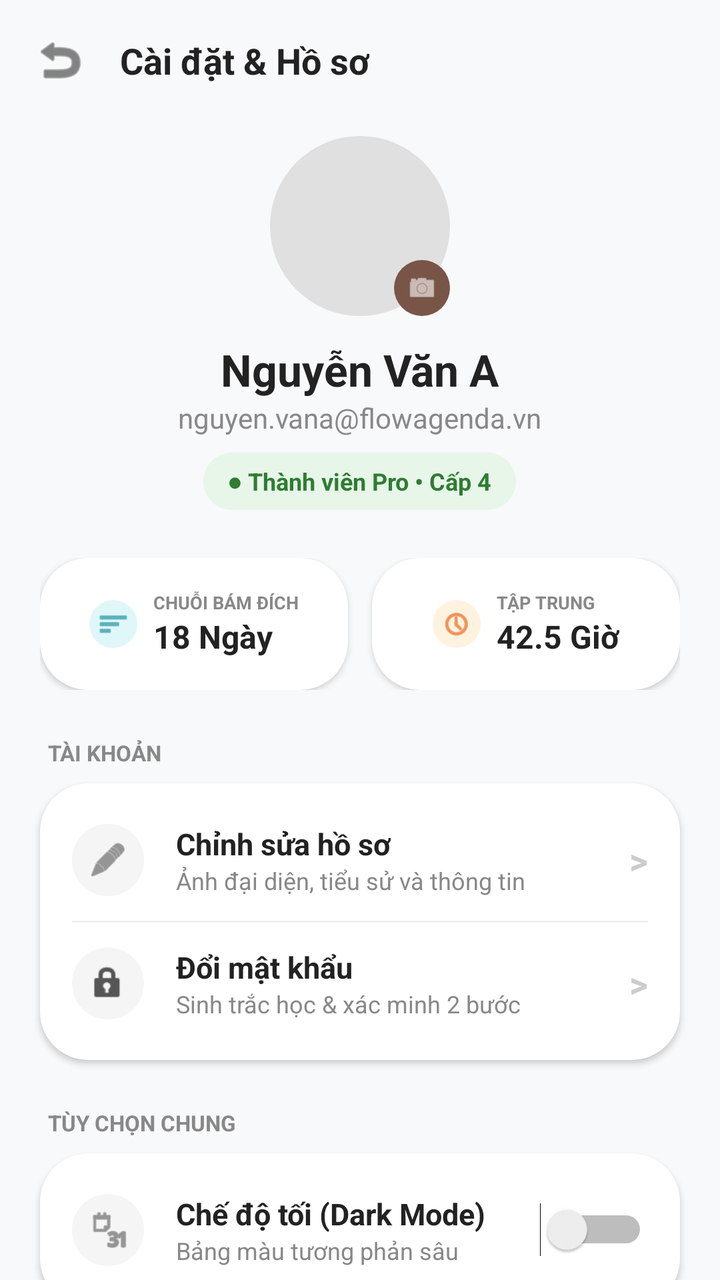
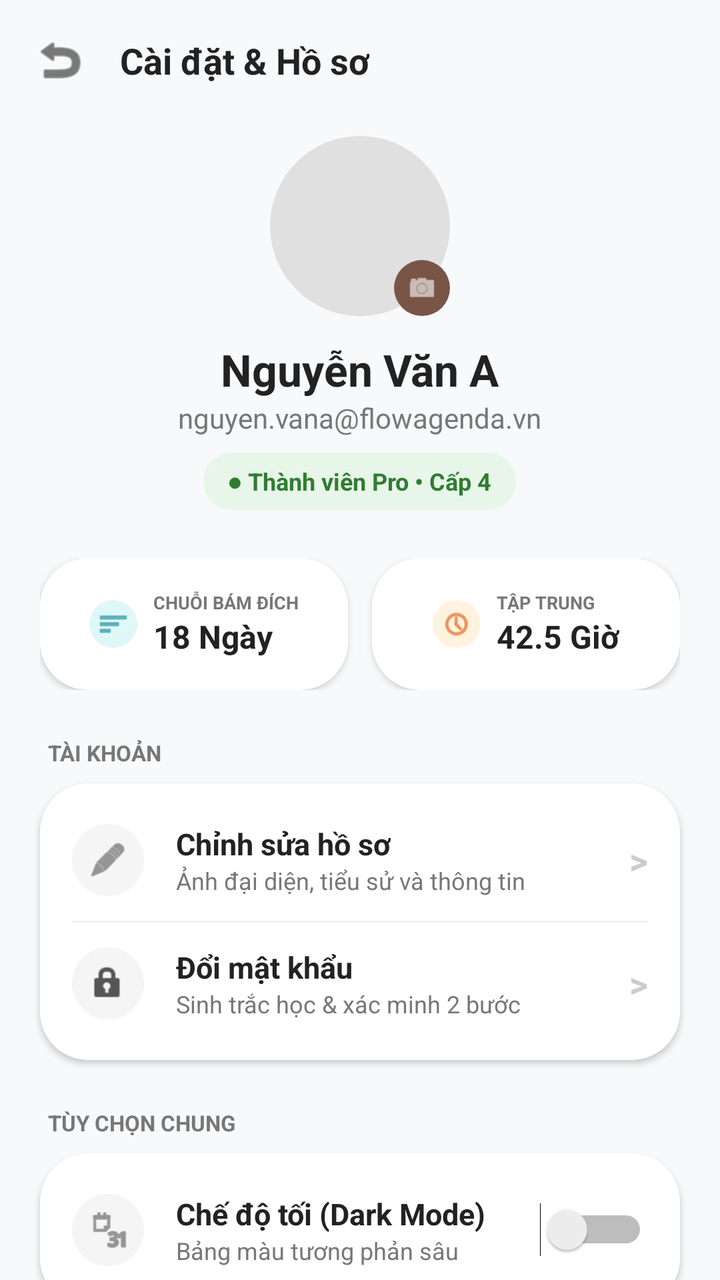

Screens rendered from an Android XML layout before and after an edit, with the pre-edit source and the edit as a unified diff.
<!-- AndroidManifest.xml: application theme Theme.MyApplication -->
<!-- res/layout/activity_profile_settings.xml -->
<?xml version="1.0" encoding="utf-8"?>
<androidx.core.widget.NestedScrollView
    xmlns:android="http://schemas.android.com/apk/res/android"
    xmlns:app="http://schemas.android.com/apk/res-auto"
    android:layout_width="match_parent"
    android:layout_height="match_parent"
    android:background="#F8F9FA">

    <LinearLayout
        android:layout_width="match_parent"
        android:layout_height="wrap_content"
        android:orientation="vertical"
        android:paddingBottom="40dp">

        
        <androidx.constraintlayout.widget.ConstraintLayout
            android:layout_width="match_parent"
            android:layout_height="60dp"
            android:paddingHorizontal="16dp">

            <ImageView
                android:id="@+id/btnBack"
                android:layout_width="28dp"
                android:layout_height="28dp"
                android:src="@android:drawable/ic_menu_revert"
                app:tint="#333333"
                app:layout_constraintBottom_toBottomOf="parent"
                app:layout_constraintStart_toStartOf="parent"
                app:layout_constraintTop_toTopOf="parent" />

            <TextView
                android:layout_width="wrap_content"
                android:layout_height="wrap_content"
                android:layout_marginStart="16dp"
                android:text="Cài đặt &amp; Hồ sơ"
                android:textColor="#222222"
                android:textSize="18sp"
                android:textStyle="bold"
                app:layout_constraintBottom_toBottomOf="parent"
                app:layout_constraintStart_toEndOf="@id/btnBack"
                app:layout_constraintTop_toTopOf="parent" />
        </androidx.constraintlayout.widget.ConstraintLayout>

        
        <LinearLayout
            android:layout_width="match_parent"
            android:layout_height="wrap_content"
            android:gravity="center"
            android:orientation="vertical"
            android:layout_marginTop="8dp">

            <FrameLayout
                android:layout_width="wrap_content"
                android:layout_height="wrap_content">

                
                <ImageView
                    android:id="@+id/imgProfileAvatar"
                    android:layout_width="90dp"
                    android:layout_height="90dp"
                    android:background="@drawable/bg_circle_brown"
                    android:backgroundTint="#E0E0E0"
                    android:src="@android:drawable/sym_def_app_icon"
                    android:scaleType="centerCrop" />

                
                <ImageView
                    android:layout_width="28dp"
                    android:layout_height="28dp"
                    android:layout_gravity="bottom|end"
                    android:background="@drawable/bg_circle_brown"
                    android:backgroundTint="#795548"
                    android:padding="6dp"
                    android:src="@android:drawable/ic_menu_camera"
                    app:tint="#FFFFFF" />
            </FrameLayout>

            <TextView
                android:id="@+id/tvUserName"
                android:layout_width="wrap_content"
                android:layout_height="wrap_content"
                android:layout_marginTop="12dp"
                android:text="Nguyễn Văn A"
                android:textColor="#222222"
                android:textSize="22sp"
                android:textStyle="bold" />

            <TextView
                android:id="@+id/tvUserEmail"
                android:layout_width="wrap_content"
                android:layout_height="wrap_content"
                android:text="nguyen.vana@flowagenda.vn"
                android:textColor="#888888"
                android:textSize="14sp" />

            
            <TextView
                android:id="@+id/tvUserBadge"
                android:layout_width="wrap_content"
                android:layout_height="wrap_content"
                android:layout_marginTop="8dp"
                android:background="@drawable/bg_rounded_24dp"
                android:backgroundTint="#E8F5E9"
                android:paddingHorizontal="12dp"
                android:paddingVertical="6dp"
                android:text="● Thành viên Pro • Cấp 4"
                android:textColor="#2E7D32"
                android:textSize="12sp"
                android:textStyle="bold" />
        </LinearLayout>

        
        <LinearLayout
            android:layout_width="match_parent"
            android:layout_height="wrap_content"
            android:layout_marginTop="24dp"
            android:orientation="horizontal"
            android:paddingHorizontal="20dp">

            <LinearLayout
                android:layout_width="0dp"
                android:layout_height="wrap_content"
                android:layout_weight="1"
                android:layout_marginEnd="12dp"
                android:background="@drawable/bg_rounded_24dp"
                android:backgroundTint="#FFFFFF"
                android:gravity="center"
                android:orientation="horizontal"
                android:padding="16dp"
                android:elevation="2dp">
                <ImageView
                    android:layout_width="24dp"
                    android:layout_height="24dp"
                    android:background="@drawable/bg_circle_brown"
                    android:backgroundTint="#E0F7FA"
                    android:padding="4dp"
                    android:src="@android:drawable/ic_menu_sort_by_size"
                    app:tint="#00838F"/>
                <LinearLayout
                    android:layout_width="wrap_content"
                    android:layout_height="wrap_content"
                    android:layout_marginStart="8dp"
                    android:orientation="vertical">
                    <TextView
                        android:layout_width="wrap_content"
                        android:layout_height="wrap_content"
                        android:text="CHUỖI BÁM ĐÍCH"
                        android:textColor="#888888"
                        android:textSize="9sp"
                        android:textStyle="bold" />
                    <TextView
                        android:id="@+id/tvStreakDays"
                        android:layout_width="wrap_content"
                        android:layout_height="wrap_content"
                        android:text="18 Ngày"
                        android:textColor="#222222"
                        android:textSize="16sp"
                        android:textStyle="bold" />
                </LinearLayout>
            </LinearLayout>

            <LinearLayout
                android:layout_width="0dp"
                android:layout_height="wrap_content"
                android:layout_weight="1"
                android:background="@drawable/bg_rounded_24dp"
                android:backgroundTint="#FFFFFF"
                android:gravity="center"
                android:orientation="horizontal"
                android:padding="16dp"
                android:elevation="2dp">
                <ImageView
                    android:layout_width="24dp"
                    android:layout_height="24dp"
                    android:background="@drawable/bg_circle_brown"
                    android:backgroundTint="#FFF3E0"
                    android:padding="4dp"
                    android:src="@android:drawable/ic_menu_recent_history"
                    app:tint="#E65100"/>
                <LinearLayout
                    android:layout_width="wrap_content"
                    android:layout_height="wrap_content"
                    android:layout_marginStart="8dp"
                    android:orientation="vertical">
                    <TextView
                        android:layout_width="wrap_content"
                        android:layout_height="wrap_content"
                        android:text="TẬP TRUNG"
                        android:textColor="#888888"
                        android:textSize="9sp"
                        android:textStyle="bold" />
                    <TextView
                        android:id="@+id/tvFocusHours"
                        android:layout_width="wrap_content"
                        android:layout_height="wrap_content"
                        android:text="42.5 Giờ"
                        android:textColor="#222222"
                        android:textSize="16sp"
                        android:textStyle="bold" />
                </LinearLayout>
            </LinearLayout>
        </LinearLayout>

        
        <TextView
            android:layout_width="wrap_content"
            android:layout_height="wrap_content"
            android:layout_marginHorizontal="24dp"
            android:layout_marginTop="24dp"
            android:layout_marginBottom="8dp"
            android:text="TÀI KHOẢN"
            android:textColor="#888888"
            android:textSize="11sp"
            android:textStyle="bold" />

        <LinearLayout
            android:layout_width="match_parent"
            android:layout_height="wrap_content"
            android:layout_marginHorizontal="20dp"
            android:background="@drawable/bg_rounded_24dp"
            android:backgroundTint="#FFFFFF"
            android:orientation="vertical"
            android:paddingVertical="8dp"
            android:elevation="2dp">

            
            <LinearLayout
                android:id="@+id/btnEditProfile"
                android:layout_width="match_parent"
                android:layout_height="wrap_content"
                android:background="?attr/selectableItemBackground"
                android:clickable="true"
                android:focusable="true"
                android:gravity="center_vertical"
                android:paddingHorizontal="16dp"
                android:paddingVertical="12dp">
                <ImageView
                    android:layout_width="36dp"
                    android:layout_height="36dp"
                    android:background="@drawable/bg_circle_brown"
                    android:backgroundTint="#F5F5F5"
                    android:padding="8dp"
                    android:src="@android:drawable/ic_menu_edit"
                    app:tint="#555555"/>
                <LinearLayout
                    android:layout_width="0dp"
                    android:layout_height="wrap_content"
                    android:layout_weight="1"
                    android:layout_marginStart="16dp"
                    android:orientation="vertical">
                    <TextView
                        android:layout_width="wrap_content"
                        android:layout_height="wrap_content"
                        android:text="Chỉnh sửa hồ sơ"
                        android:textColor="#222222"
                        android:textSize="15sp"
                        android:textStyle="bold" />
                    <TextView
                        android:layout_width="wrap_content"
                        android:layout_height="wrap_content"
                        android:text="Ảnh đại diện, tiểu sử và thông tin"
                        android:textColor="#888888"
                        android:textSize="12sp" />
                </LinearLayout>
                <TextView
                    android:layout_width="wrap_content"
                    android:layout_height="wrap_content"
                    android:text=">"
                    android:textColor="#CCCCCC"
                    android:textSize="18sp"
                    android:textStyle="bold"/>
            </LinearLayout>

            <View
                android:layout_width="match_parent"
                android:layout_height="1dp"
                android:layout_marginHorizontal="16dp"
                android:background="#F0F0F0" />

            
            <LinearLayout
                android:id="@+id/btnChangePassword"
                android:layout_width="match_parent"
                android:layout_height="wrap_content"
                android:background="?attr/selectableItemBackground"
                android:clickable="true"
                android:focusable="true"
                android:gravity="center_vertical"
                android:paddingHorizontal="16dp"
                android:paddingVertical="12dp">
                <ImageView
                    android:layout_width="36dp"
                    android:layout_height="36dp"
                    android:background="@drawable/bg_circle_brown"
                    android:backgroundTint="#F5F5F5"
                    android:padding="8dp"
                    android:src="@android:drawable/ic_lock_idle_lock"
                    app:tint="#555555"/>
                <LinearLayout
                    android:layout_width="0dp"
                    android:layout_height="wrap_content"
                    android:layout_weight="1"
                    android:layout_marginStart="16dp"
                    android:orientation="vertical">
                    <TextView
                        android:layout_width="wrap_content"
                        android:layout_height="wrap_content"
                        android:text="Đổi mật khẩu"
                        android:textColor="#222222"
                        android:textSize="15sp"
                        android:textStyle="bold" />
                    <TextView
                        android:layout_width="wrap_content"
                        android:layout_height="wrap_content"
                        android:text="Sinh trắc học &amp; xác minh 2 bước"
                        android:textColor="#888888"
                        android:textSize="12sp" />
                </LinearLayout>
                <TextView
                    android:layout_width="wrap_content"
                    android:layout_height="wrap_content"
                    android:text=">"
                    android:textColor="#CCCCCC"
                    android:textSize="18sp"
                    android:textStyle="bold"/>
            </LinearLayout>
        </LinearLayout>

        
        <TextView
            android:layout_width="wrap_content"
            android:layout_height="wrap_content"
            android:layout_marginHorizontal="24dp"
            android:layout_marginTop="24dp"
            android:layout_marginBottom="8dp"
            android:text="TÙY CHỌN CHUNG"
            android:textColor="#888888"
            android:textSize="11sp"
            android:textStyle="bold" />

        <LinearLayout
            android:layout_width="match_parent"
            android:layout_height="wrap_content"
            android:layout_marginHorizontal="20dp"
            android:background="@drawable/bg_rounded_24dp"
            android:backgroundTint="#FFFFFF"
            android:orientation="vertical"
            android:paddingVertical="8dp"
            android:elevation="2dp">

            
            <LinearLayout
                android:layout_width="match_parent"
                android:layout_height="wrap_content"
                android:gravity="center_vertical"
                android:paddingHorizontal="16dp"
                android:paddingVertical="12dp">
                <ImageView
                    android:layout_width="36dp"
                    android:layout_height="36dp"
                    android:background="@drawable/bg_circle_brown"
                    android:backgroundTint="#F5F5F5"
                    android:padding="8dp"
                    android:src="@android:drawable/ic_menu_month"
                    app:tint="#555555"/>
                <LinearLayout
                    android:layout_width="0dp"
                    android:layout_height="wrap_content"
                    android:layout_weight="1"
                    android:layout_marginStart="16dp"
                    android:orientation="vertical">
                    <TextView
                        android:layout_width="wrap_content"
                        android:layout_height="wrap_content"
                        android:text="Chế độ tối (Dark Mode)"
                        android:textColor="#222222"
                        android:textSize="15sp"
                        android:textStyle="bold" />
                    <TextView
                        android:layout_width="wrap_content"
                        android:layout_height="wrap_content"
                        android:text="Bảng màu tương phản sâu"
                        android:textColor="#888888"
                        android:textSize="12sp" />
                </LinearLayout>

                <Switch
                    android:id="@+id/switchDarkMode"
                    android:layout_width="wrap_content"
                    android:layout_height="wrap_content"
                    android:theme="@style/Widget.AppCompat.CompoundButton.Switch" />
            </LinearLayout>
        </LinearLayout>

        
        <TextView
            android:id="@+id/btnLogout"
            android:layout_width="match_parent"
            android:layout_height="56dp"
            android:layout_marginHorizontal="20dp"
            android:layout_marginTop="32dp"
            android:background="@drawable/bg_rounded_24dp"
            android:backgroundTint="#FFEBEE"
            android:gravity="center"
            android:text="Đăng Xuất"
            android:textColor="#D32F2F"
            android:textSize="16sp"
            android:textStyle="bold"
            android:paddingHorizontal="24dp"/>

    </LinearLayout>
</androidx.core.widget.NestedScrollView>
<!-- resources referenced by this layout -->
<resources>
  <!-- drawable bg_circle_brown (drawable) -->
  <?xml version="1.0" encoding="utf-8"?>
  <shape xmlns:android="http://schemas.android.com/apk/res/android"
      android:shape="oval">
      <solid android:color="#8D6E63"/> 
  </shape>
  <!-- drawable bg_rounded_24dp (drawable) -->
  <?xml version="1.0" encoding="utf-8"?>
  <shape xmlns:android="http://schemas.android.com/apk/res/android"
      android:shape="rectangle">
      <corners android:radius="24dp" /> 
      <solid android:color="#F4F3F8" /> 
  </shape>
  <style name="Theme.MyApplication" parent="Base.Theme.MyApplication" />
  <style name="Base.Theme.MyApplication" parent="Theme.Material3.DayNight.NoActionBar">
          
          
      </style>
</resources>

<!-- the commit's change to res/layout/activity_profile_settings.xml (unified diff, before → after) -->
@@ -4,7 +4,7 @@
     xmlns:app="http://schemas.android.com/apk/res-auto"
     android:layout_width="match_parent"
     android:layout_height="match_parent"
-    android:background="#F8F9FA">
+    android:background="@color/bg_main">
 
     <LinearLayout
         android:layout_width="match_parent"
@@ -23,7 +23,7 @@
                 android:layout_width="28dp"
                 android:layout_height="28dp"
                 android:src="@android:drawable/ic_menu_revert"
-                app:tint="#333333"
+                app:tint="@color/text_primary"
                 app:layout_constraintBottom_toBottomOf="parent"
                 app:layout_constraintStart_toStartOf="parent"
                 app:layout_constraintTop_toTopOf="parent" />
@@ -33,7 +33,7 @@
                 android:layout_height="wrap_content"
                 android:layout_marginStart="16dp"
                 android:text="Cài đặt &amp; Hồ sơ"
-                android:textColor="#222222"
+                android:textColor="@color/text_primary"
                 android:textSize="18sp"
                 android:textStyle="bold"
                 app:layout_constraintBottom_toBottomOf="parent"
@@ -81,7 +81,7 @@
                 android:layout_height="wrap_content"
                 android:layout_marginTop="12dp"
                 android:text="Nguyễn Văn A"
-                android:textColor="#222222"
+                android:textColor="@color/text_primary"
                 android:textSize="22sp"
                 android:textStyle="bold" />
 
@@ -90,7 +90,7 @@
                 android:layout_width="wrap_content"
                 android:layout_height="wrap_content"
                 android:text="nguyen.vana@flowagenda.vn"
-                android:textColor="#888888"
+                android:textColor="@color/text_secondary"
                 android:textSize="14sp" />
 
             
@@ -123,7 +123,7 @@
                 android:layout_weight="1"
                 android:layout_marginEnd="12dp"
                 android:background="@drawable/bg_rounded_24dp"
-                android:backgroundTint="#FFFFFF"
+                android:backgroundTint="@color/card_bg"
                 android:gravity="center"
                 android:orientation="horizontal"
                 android:padding="16dp"
@@ -145,7 +145,7 @@
                         android:layout_width="wrap_content"
                         android:layout_height="wrap_content"
                         android:text="CHUỖI BÁM ĐÍCH"
-                        android:textColor="#888888"
+                        android:textColor="@color/text_secondary"
                         android:textSize="9sp"
                         android:textStyle="bold" />
                     <TextView
@@ -153,7 +153,7 @@
                         android:layout_width="wrap_content"
                         android:layout_height="wrap_content"
                         android:text="18 Ngày"
-                        android:textColor="#222222"
+                        android:textColor="@color/text_primary"
                         android:textSize="16sp"
                         android:textStyle="bold" />
                 </LinearLayout>
@@ -164,7 +164,7 @@
                 android:layout_height="wrap_content"
                 android:layout_weight="1"
                 android:background="@drawable/bg_rounded_24dp"
-                android:backgroundTint="#FFFFFF"
+                android:backgroundTint="@color/card_bg"
                 android:gravity="center"
                 android:orientation="horizontal"
                 android:padding="16dp"
@@ -186,7 +186,7 @@
                         android:layout_width="wrap_content"
                         android:layout_height="wrap_content"
                         android:text="TẬP TRUNG"
-                        android:textColor="#888888"
+                        android:textColor="@color/text_secondary"
                         android:textSize="9sp"
                         android:textStyle="bold" />
                     <TextView
@@ -194,7 +194,7 @@
                         android:layout_width="wrap_content"
                         android:layout_height="wrap_content"
                         android:text="42.5 Giờ"
-                        android:textColor="#222222"
+                        android:textColor="@color/text_primary"
                         android:textSize="16sp"
                         android:textStyle="bold" />
                 </LinearLayout>
@@ -209,7 +209,7 @@
             android:layout_marginTop="24dp"
             android:layout_marginBottom="8dp"
             android:text="TÀI KHOẢN"
-            android:textColor="#888888"
+            android:textColor="@color/text_secondary"
             android:textSize="11sp"
             android:textStyle="bold" />
 
@@ -218,7 +218,7 @@
             android:layout_height="wrap_content"
             android:layout_marginHorizontal="20dp"
             android:background="@drawable/bg_rounded_24dp"
-            android:backgroundTint="#FFFFFF"
+            android:backgroundTint="@color/card_bg"
             android:orientation="vertical"
             android:paddingVertical="8dp"
             android:elevation="2dp">
@@ -252,14 +252,14 @@
                         android:layout_width="wrap_content"
                         android:layout_height="wrap_content"
                         android:text="Chỉnh sửa hồ sơ"
-                        android:textColor="#222222"
+                        android:textColor="@color/text_primary"
                         android:textSize="15sp"
                         android:textStyle="bold" />
                     <TextView
                         android:layout_width="wrap_content"
                         android:layout_height="wrap_content"
                         android:text="Ảnh đại diện, tiểu sử và thông tin"
-                        android:textColor="#888888"
+                        android:textColor="@color/text_secondary"
                         android:textSize="12sp" />
                 </LinearLayout>
                 <TextView
@@ -306,14 +306,14 @@
                         android:layout_width="wrap_content"
                         android:layout_height="wrap_content"
                         android:text="Đổi mật khẩu"
-                        android:textColor="#222222"
+                        android:textColor="@color/text_primary"
                         android:textSize="15sp"
                         android:textStyle="bold" />
                     <TextView
                         android:layout_width="wrap_content"
                         android:layout_height="wrap_content"
                         android:text="Sinh trắc học &amp; xác minh 2 bước"
-                        android:textColor="#888888"
+                        android:textColor="@color/text_secondary"
                         android:textSize="12sp" />
                 </LinearLayout>
                 <TextView
@@ -334,7 +334,7 @@
             android:layout_marginTop="24dp"
             android:layout_marginBottom="8dp"
             android:text="TÙY CHỌN CHUNG"
-            android:textColor="#888888"
+            android:textColor="@color/text_secondary"
             android:textSize="11sp"
             android:textStyle="bold" />
 
@@ -343,7 +343,7 @@
             android:layout_height="wrap_content"
             android:layout_marginHorizontal="20dp"
             android:background="@drawable/bg_rounded_24dp"
-            android:backgroundTint="#FFFFFF"
+            android:backgroundTint="@color/card_bg"
             android:orientation="vertical"
             android:paddingVertical="8dp"
             android:elevation="2dp">
@@ -373,14 +373,14 @@
                         android:layout_width="wrap_content"
                         android:layout_height="wrap_content"
                         android:text="Chế độ tối (Dark Mode)"
-                        android:textColor="#222222"
+                        android:textColor="@color/text_primary"
                         android:textSize="15sp"
                         android:textStyle="bold" />
                     <TextView
                         android:layout_width="wrap_content"
                         android:layout_height="wrap_content"
                         android:text="Bảng màu tương phản sâu"
-                        android:textColor="#888888"
+                        android:textColor="@color/text_secondary"
                         android:textSize="12sp" />
                 </LinearLayout>
 
<!-- resource entries referenced after the edit -->
@@ -1,5 +1,9 @@
 <!-- resources referenced by this layout -->
 <resources>
+  <color name="bg_main">#F8F9FA</color>
+  <color name="card_bg">#FFFFFF</color>
+  <color name="text_primary">#222222</color>
+  <color name="text_secondary">#777777</color>
   <!-- drawable bg_circle_brown (drawable) -->
   <?xml version="1.0" encoding="utf-8"?>
   <shape xmlns:android="http://schemas.android.com/apk/res/android"
@@ -15,8 +19,9 @@
   </shape>
   <style name="Theme.MyApplication" parent="Base.Theme.MyApplication" />
   <style name="Base.Theme.MyApplication" parent="Theme.Material3.DayNight.NoActionBar">
-          
-          
+          <item name="android:windowBackground">@color/bg_main</item>
+          <item name="android:textColorPrimary">@color/text_primary</item>
+          <item name="android:textColorSecondary">@color/text_secondary</item>
       </style>
 </resources>
 
